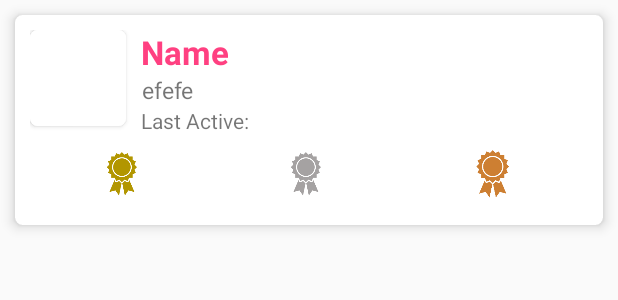
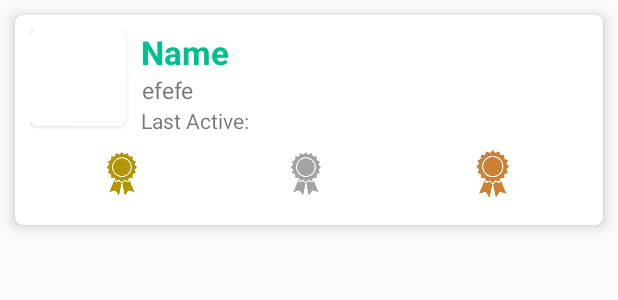
Before and after one commit to bharv410/StackOverflowProj, an Android app: the layout user_list_item.xml on its own in the app's theme, with its tools: preview values and no code run, on a phone screen of 412 x 824 dp. Shown: the top 300 px of the screen. Run offline under Robolectric (Android 15) with nearby library versions, the phone set to English and light mode, and no system bars.

Commit message:
Use Wag!s colors

```diff
--- a/app/src/main/res/values/colors.xml
+++ b/app/src/main/res/values/colors.xml
@@ -1,6 +1,6 @@
 <?xml version="1.0" encoding="utf-8"?>
 <resources>
-    <color name="colorPrimary">#3F51B5</color>
-    <color name="colorPrimaryDark">#303F9F</color>
-    <color name="colorAccent">#FF4081</color>
+    <color name="colorPrimary">#00BF8E</color>
+    <color name="colorPrimaryDark">#00BF8E</color>
+    <color name="colorAccent">#00BF8E</color>
 </resources>
```
